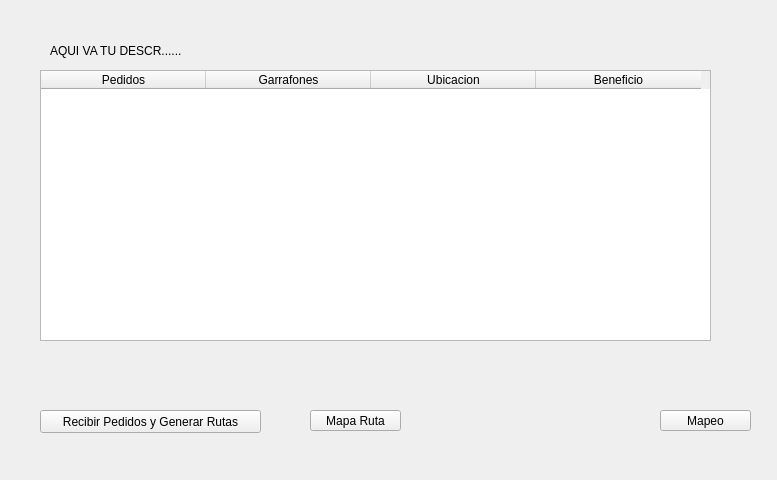
AxelRuLo/IAProyecto1, file MapaView/Views/Principal.ui: the form before one commit.
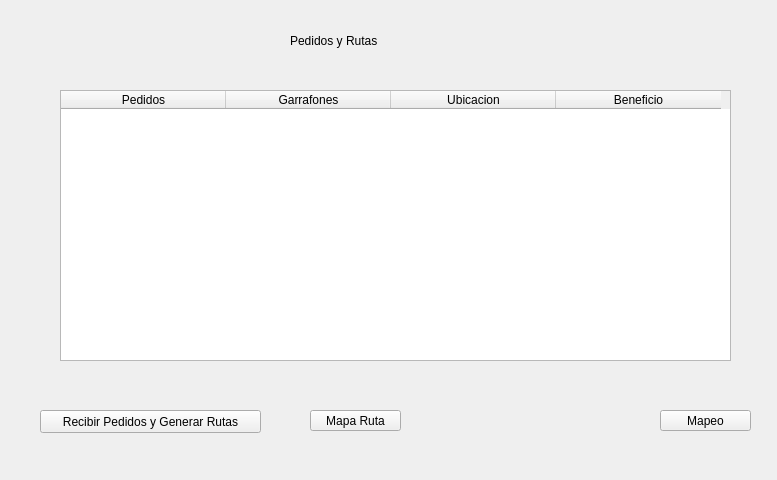
The form after the commit.

The edit to the form file:
```diff
--- a/MapaView/Views/Principal.ui
+++ b/MapaView/Views/Principal.ui
@@ -30,14 +30,17 @@
    <widget class="QLabel" name="label">
     <property name="geometry">
      <rect>
-      <x>50</x>
-      <y>30</y>
-      <width>651</width>
+      <x>290</x>
+      <y>20</y>
+      <width>201</width>
       <height>41</height>
      </rect>
     </property>
+    <property name="styleSheet">
+     <string notr="true">font: 20pt &quot;MS Shell Dlg 2&quot;;</string>
+    </property>
     <property name="text">
-     <string>AQUI VA TU DESCR......</string>
+     <string>Pedidos y Rutas</string>
     </property>
    </widget>
    <widget class="QPushButton" name="pushButton_Recibir_pedidos">
@@ -69,8 +72,8 @@
    <widget class="QTableWidget" name="table_Pedidos">
     <property name="geometry">
      <rect>
-      <x>40</x>
-      <y>70</y>
+      <x>60</x>
+      <y>90</y>
       <width>671</width>
       <height>271</height>
      </rect>
```
